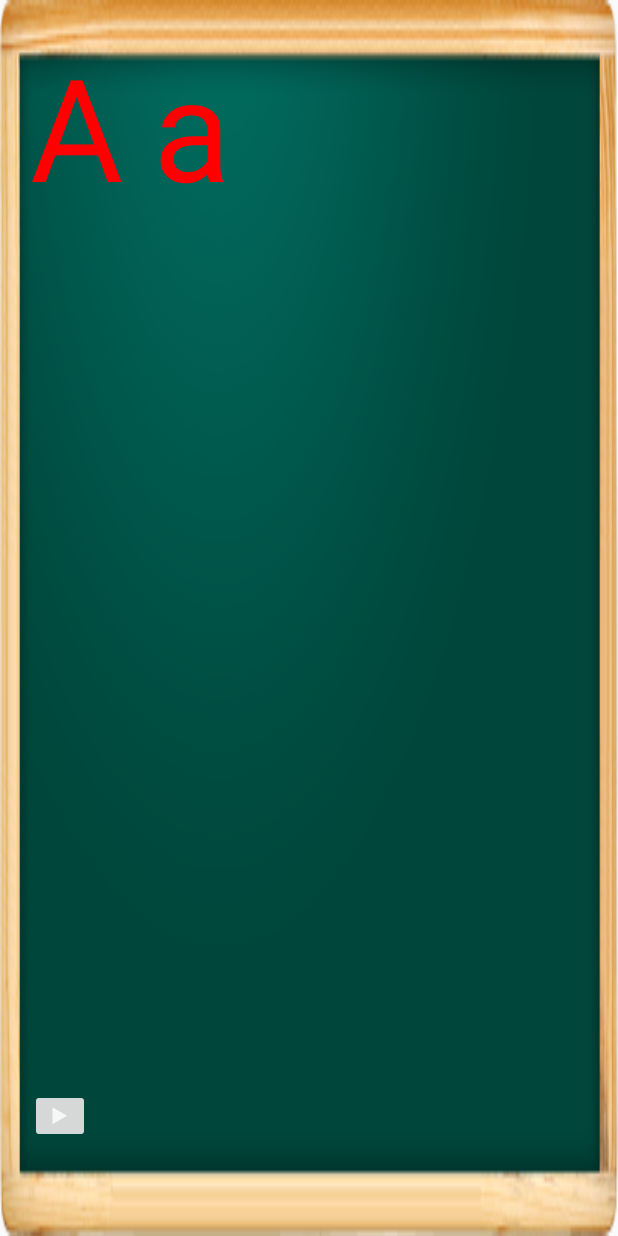
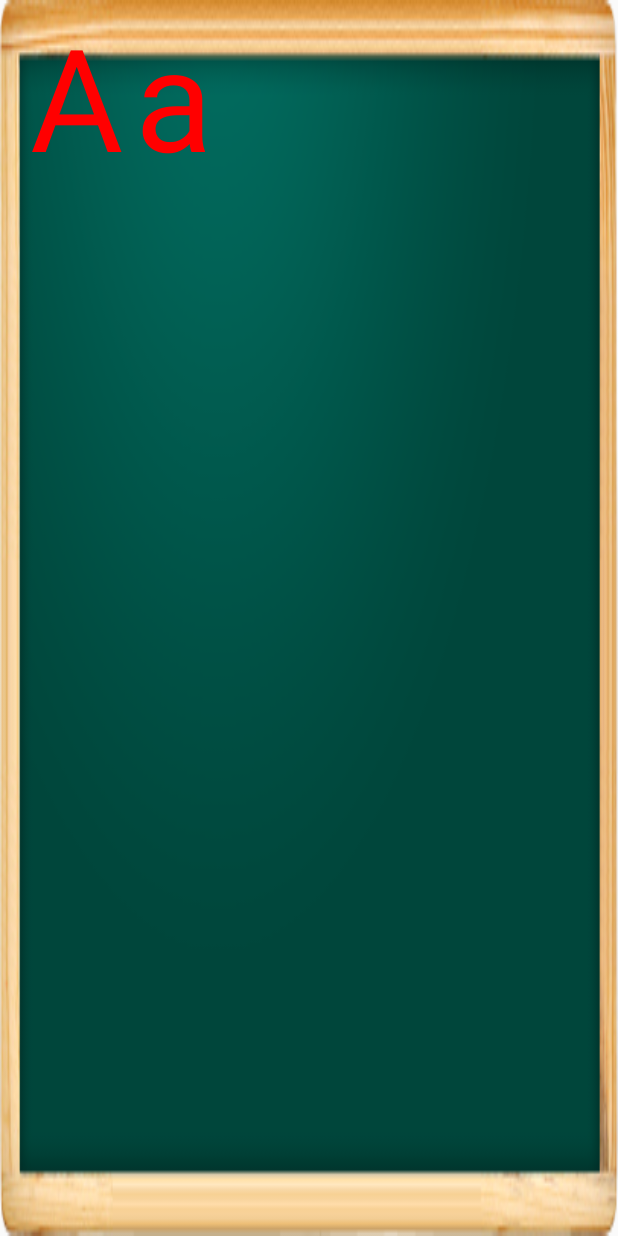
Before and after one commit to Jaaga/Alphabet, an Android app: the layout fragment_screen_slide_page.xml on its own in the app's theme, with its tools: preview values and no code run, on a phone screen of 412 x 824 dp. Run offline under Robolectric (Android 15) with nearby library versions, the phone set to English and light mode, and no system bars.

Commit message:
Only Screen Slide

```diff
--- a/app/src/main/res/layout/fragment_screen_slide_page.xml
+++ b/app/src/main/res/layout/fragment_screen_slide_page.xml
@@ -1,33 +1,15 @@
 <?xml version="1.0" encoding="utf-8"?>
-<LinearLayout xmlns:android="http://schemas.android.com/apk/res/android"
-    android:orientation="vertical"
+<RelativeLayout xmlns:android="http://schemas.android.com/apk/res/android"
     android:layout_width="match_parent"
     android:layout_height="match_parent"
-
     android:background="@mipmap/greenboard">
-<LinearLayout
-    android:layout_width="match_parent"
-    android:layout_height="match_parent"
-    android:layout_marginLeft="20dp"
-    android:layout_marginRight="20dp"
-    android:layout_marginTop="20dp"
-    android:layout_marginBottom="20dp"
-    android:orientation="vertical">
-    <RelativeLayout
-        android:id="@+id/rtext"
-        android:layout_width="match_parent"
-        android:layout_height="match_parent"
-        android:layout_weight="43" >
-
-        <LinearLayout
-                android:layout_width="wrap_content"
-                android:layout_height="wrap_content">
     <TextView
         android:id="@+id/uppercase"
         android:layout_width="wrap_content"
         android:layout_height="wrap_content"
         android:text="A"
         android:textSize="95sp"
+        android:layout_marginLeft="20dp"
         android:textColor="#ff0000"/>
     <TextView
         android:id="@+id/lowercase"
@@ -35,36 +17,11 @@
         android:layout_height="wrap_content"
         android:text="a"
         android:textSize="95sp"
-                android:layout_marginLeft="20dp"
+        android:layout_marginLeft="90dp"
         android:textColor="#ff0000"/>
-        </LinearLayout>
-
-    </RelativeLayout>
-    <RelativeLayout
-        android:id="@+id/rimage"
-        android:layout_width="match_parent"
-        android:layout_height="match_parent"
-        android:layout_weight="25">
-
     <ImageView
         android:id="@+id/images"
+        android:layout_below="@+id/lowercase"
         android:layout_width="match_parent"
         android:layout_height="match_parent" />
-
 </RelativeLayout>
-    <RelativeLayout
-        android:id="@+id/rbutton"
-        android:layout_width="match_parent"
-        android:layout_height="match_parent"
-        android:layout_gravity="center_vertical"
-        android:layout_weight="50">
-
-        <ImageButton
-            android:id="@+id/play"
-            android:layout_width="wrap_content"
-            android:layout_height="wrap_content"
-            android:layout_centerVertical="true"
-            android:src="@mipmap/ic_action_play"/>
-    </RelativeLayout>
-</LinearLayout>
-</LinearLayout>
```
Also changed, not shown: app/src/main/AndroidManifest.xml (+2 -10 lines), app/src/main/java/com/jaaga/alphabets/Drawing.java (deleted, +0 -141 lines), app/src/main/java/com/jaaga/alphabets/MainActivity.java (deleted, +0 -62 lines), app/src/main/java/com/jaaga/alphabets/ScreenSlideActivity.java (+2 -8 lines), app/src/main/java/com/jaaga/alphabets/ScreenSlidePageFragment.java (+16 -25 lines), app/src/main/res/layout/activity_drawing.xml (deleted, +0 -16 lines), app/src/main/res/layout/activity_main.xml (deleted, +0 -28 lines), app/src/main/res/menu/menu_drawing.xml (deleted, +0 -9 lines), app/src/main/res/menu/menu_main.xml (deleted, +0 -9 lines), app/src/main/res/values/strings.xml (+69 -3 lines), 47 other files. Lines whose indentation alone changed are shown as unchanged.
